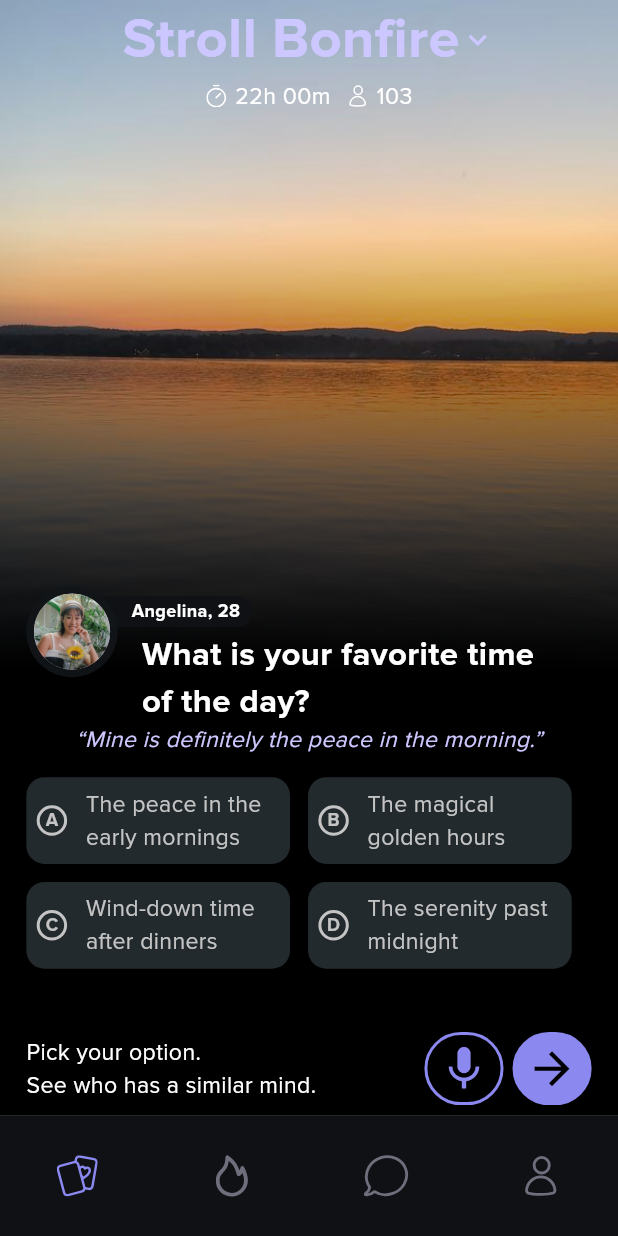
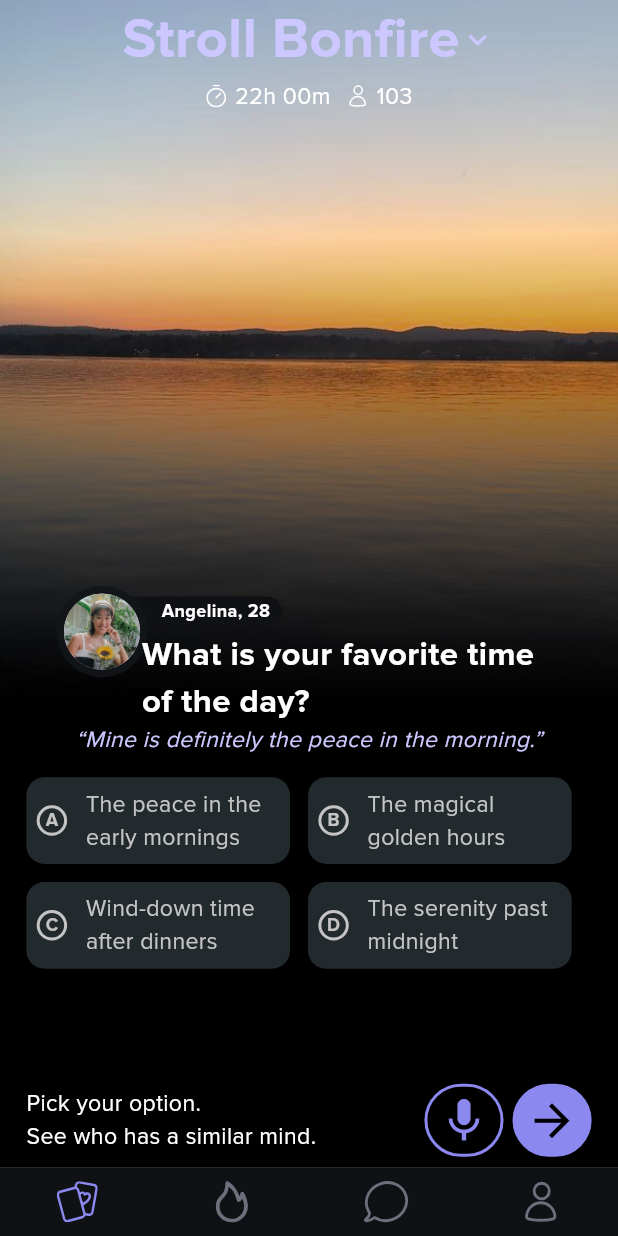
Before and after one commit to Teewhydot/buy_simply_abubakar_issa, a Flutter app: the screen it shows after launch, on a phone screen of 412 x 824 dp. Run offline on Flutter 3.47's test engine with Material 3 defaults, Android fonts, the phone set to English and light mode, and no system bars; our stand-ins replace cached_network_image, flutter_screenutil, flutter_svg, get.

Commit message:
Optimizations(1)

```diff
--- a/lib/features/fe_interview_task/presentation/widgets/custom_nav_bar.dart
+++ b/lib/features/fe_interview_task/presentation/widgets/custom_nav_bar.dart
@@ -20,7 +20,7 @@ class _CustomNavBarState extends State<CustomNavBar> {
   Widget build(BuildContext context) {
     return Container(
       width: 1.sw,
-      height: 79.h,
+      height: 45.h,
       color: kNavBarColor,
       child: Row(
         mainAxisAlignment: MainAxisAlignment.spaceAround,
--- a/lib/features/fe_interview_task/presentation/widgets/question_widget.dart
+++ b/lib/features/fe_interview_task/presentation/widgets/question_widget.dart
@@ -15,7 +15,7 @@ class QuestionWidget extends StatelessWidget {
     return Stack(
       clipBehavior: Clip.none,
       children: [
-        ProfileCard(),
+        ProfileCard().paddingOnly(left: 20),
         Positioned(
           top: 30,
           left: 70.w,
```
